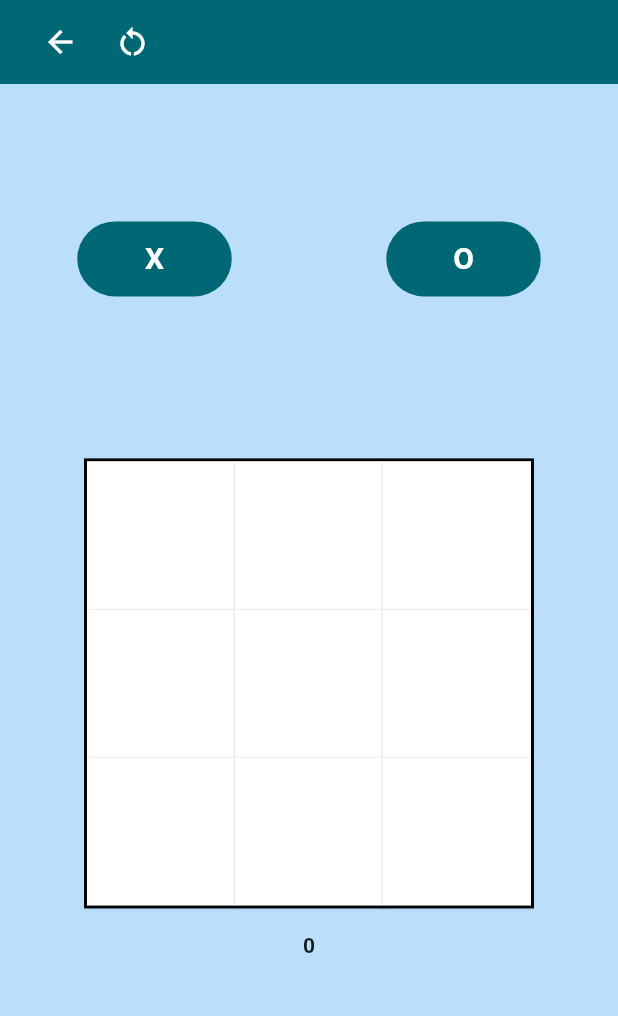
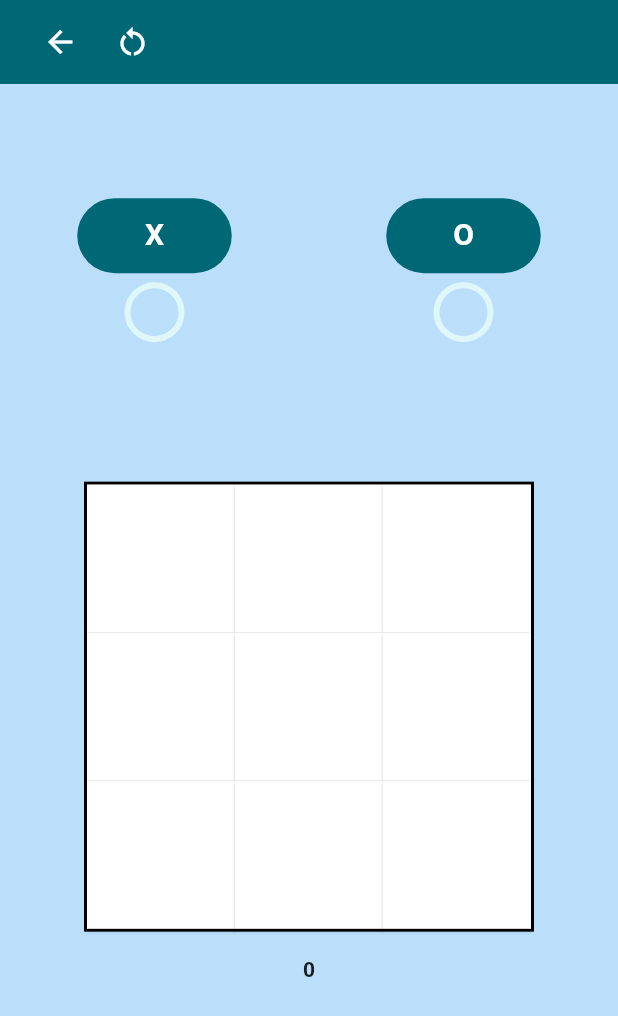
Before and after one commit to Cosminflv/tictactoe, a Flutter app: the TicTacToeLayout screen opened directly, on a phone screen of 412 x 824 dp. Shown: the top 1016 px of the screen. Run offline on Flutter 3.47's test engine with Material 2 defaults, Android fonts, the phone set to English and light mode, and no system bars; our stand-ins replace bloc, flutter_bloc; missing offline and left inert: tic_tac_toe_lib; statements that could not run were skipped.

```diff
--- a/lib/Pages/board_page.dart
+++ b/lib/Pages/board_page.dart
@@ -26,11 +26,8 @@ class TicTacToeLayout extends StatelessWidget {
                     color: Colors.white,
                   ),
                   onPressed: () {
-                    Navigator.push(
-                        context,
-                        MaterialPageRoute(
-                            builder: (context) => SelectDifficulty()));
-                    context.read<TicTacToeCubit>().restart();
+                    Navigator.push(context, MaterialPageRoute(builder: (context) => SelectDifficulty()));
+                    context.read<TicTacToeCubit>().stopGame();
                   }),
             ),
             Padding(
@@ -53,37 +50,21 @@ class TicTacToeLayout extends StatelessWidget {
         child: Column(
           mainAxisAlignment: MainAxisAlignment.center,
           children: [
-            Row(
+            const Row(
               mainAxisAlignment: MainAxisAlignment.spaceAround,
               children: [
                 Column(
                   mainAxisSize: MainAxisSize.min,
                   children: [
-                    const TurnDisplay(player: 'X'),
-                    BlocBuilder<TicTacToeCubit, TicTacToeState>(
-                      builder: (context, state) {
-                        if (state.mTurn == Turn.crossTurn) {
-                          return Text(state.mTimeLimited.inSeconds.toString());
-                        } else {
-                          return const Text('');
-                        }
-                      },
-                    ),
+                    TurnDisplay(player: 'X'),
+                    CircleProgress(player: Turn.crossTurn),
                   ],
                 ),
                 Column(
                   mainAxisSize: MainAxisSize.min,
                   children: [
-                    const TurnDisplay(player: 'O'),
-                    BlocBuilder<TicTacToeCubit, TicTacToeState>(
-                      builder: (context, state) {
-                        if (state.mTurn == Turn.zeroTurn) {
-                          return Text(state.mTimeLimited.inSeconds.toString());
-                        } else {
-                          return const Text('');
-                        }
-                      },
-                    ),
+                    TurnDisplay(player: 'O'),
+                    CircleProgress(player: Turn.zeroTurn),
                   ],
                 ),
               ],
@@ -91,19 +72,12 @@ class TicTacToeLayout extends StatelessWidget {
             BlocBuilder<TicTacToeCubit, TicTacToeState>(
               builder: (context, state) {
                 if (state.mState != GameState.Playing) {
-                  String newText =
-                      state.mState.toString().replaceFirst('GameState.', '');
+                  String newText = state.mState.toString().replaceFirst('GameState.', '');
                   return Text(newText,
-                      style: const TextStyle(
-                          fontFamily: 'Quicksand',
-                          fontWeight: FontWeight.bold,
-                          fontSize: 40));
+                      style: const TextStyle(fontFamily: 'Quicksand', fontWeight: FontWeight.bold, fontSize: 40));
                 } else {
                   return const Text('',
-                      style: TextStyle(
-                          fontFamily: 'Quicksand',
-                          fontWeight: FontWeight.bold,
-                          fontSize: 40));
+                      style: TextStyle(fontFamily: 'Quicksand', fontWeight: FontWeight.bold, fontSize: 40));
                 }
               },
             ),
@@ -118,8 +92,7 @@ class TicTacToeLayout extends StatelessWidget {
               child: BlocBuilder<TicTacToeCubit, TicTacToeState>(
                 builder: (context, state) {
                   return GridView.builder(
-                    gridDelegate:
-                        const SliverGridDelegateWithFixedCrossAxisCount(
+                    gridDelegate: const SliverGridDelegateWithFixedCrossAxisCount(
                       crossAxisCount: 3,
                     ),
                     itemBuilder: (context, index) {
@@ -128,9 +101,7 @@ class TicTacToeLayout extends StatelessWidget {
                       return Center(
                         child: ElevatedButton(
                             onPressed: () {
-                              context
-                                  .read<TicTacToeCubit>()
-                                  .placePiece(Position(line, column));
+                              context.read<TicTacToeCubit>().placePiece(Position(line, column));
                             },
                             style: ElevatedButton.styleFrom(
                               backgroundColor: Colors.white,
@@ -140,10 +111,8 @@ class TicTacToeLayout extends StatelessWidget {
                             child: Builder(builder: (context) {
                               var letter = ' ';
                               if (state.mGameBoard == null) return Container();
-                              if (state.mGameBoard![line][column] ==
-                                  Piece.Cross) letter = 'X';
-                              if (state.mGameBoard![line][column] == Piece.Zero)
-                                letter = 'O';
+                              if (state.mGameBoard![line][column] == Piece.Cross) letter = 'X';
+                              if (state.mGameBoard![line][column] == Piece.Zero) letter = 'O';
 
                               return Text(
                                 letter, // Display X or O here based on your game logic
@@ -163,8 +132,8 @@ class TicTacToeLayout extends StatelessWidget {
               child: BlocBuilder<TicTacToeCubit, TicTacToeState>(
                 builder: (context, state) {
                   return Center(
-                      child: Text(state.mTime.inSeconds.toString(),
-                          style: const TextStyle(fontWeight: FontWeight.bold)));
+                      child:
+                          Text(state.mTime.inSeconds.toString(), style: const TextStyle(fontWeight: FontWeight.bold)));
                 },
               ),
             )
@@ -174,3 +143,38 @@ class TicTacToeLayout extends StatelessWidget {
     );
   }
 }
+
+class CircleProgress extends StatelessWidget {
+  const CircleProgress({
+    super.key,
+    this.player,
+  });
+
+  final Turn? player;
+
+  @override
+  Widget build(BuildContext context) {
+    return BlocBuilder<TicTacToeCubit, TicTacToeState>(
+      builder: (context, state) {
+        if (state.mTurn == player) {
+          return Padding(
+            padding: const EdgeInsets.all(8.0),
+            child: CircularProgressIndicator(
+              value: state.mTimeLimited.inMilliseconds / 10000,
+              color: Theme.of(context).primaryColor,
+              backgroundColor: Colors.cyan.shade50,
+            ),
+          );
+        } else {
+          return Padding(
+            padding: const EdgeInsets.all(8.0),
+            child: CircularProgressIndicator(
+              value: 0.0,
+              backgroundColor: Colors.cyan.shade50,
+            ),
+          );
+        }
+      },
+    );
+  }
+}
--- a/lib/Pages/difficulty_page.dart
+++ b/lib/Pages/difficulty_page.dart
@@ -13,6 +13,7 @@ class SelectDifficulty extends StatelessWidget {
         text: difficulty == null ? "Player vs player" : difficulty.toString(),
         onPressed: () {
           context.read<TicTacToeCubit>().produce(wantTimer: true);
+          context.read<TicTacToeCubit>().restart();
           context.read<TicTacToeCubit>().onRestart();
           if (difficulty != null) context.read<TicTacToeCubit>().setDifficulty(difficulty);
           Navigator.push(context, MaterialPageRoute(builder: (context) => TicTacToeLayout()));
--- a/pubspec.yaml
+++ b/pubspec.yaml
@@ -13,6 +13,7 @@ dependencies:
   flutter_bloc: ^8.1.3
   tic_tac_toe_lib:
     path: dependency/tic_tac_toe_lib
+  percent_indicator: ^3.4.0
 
 dev_dependencies:
   flutter_test:
```
Also changed, not shown: lib/cubit/tic_tac_toe_cubit.dart (+8 -16 lines), pubspec.lock.
